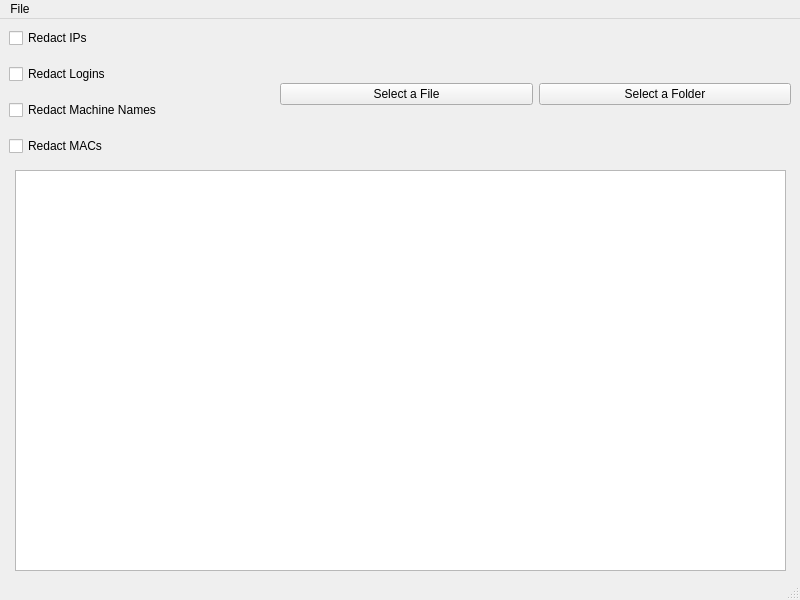
First picture: the form in mainWindow.ui, repository pydavem/Redacted, before the edit.
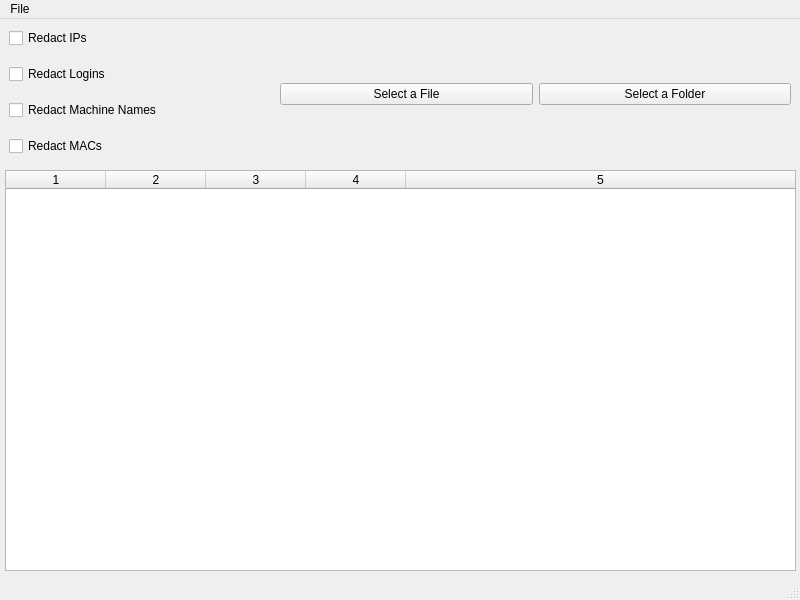
Second picture: the form after the edit.

Commit message: Starting to add a results pane, also fixed a login error in the MAC redacting

Patch:
```diff
--- a/mainWindow.ui
+++ b/mainWindow.ui
@@ -107,27 +107,32 @@
      </item>
     </layout>
    </widget>
-   <widget class="QListView" name="listView">
+   <widget class="QTableWidget" name="tableWidget_results">
     <property name="geometry">
      <rect>
-      <x>15</x>
+      <x>5</x>
       <y>151</y>
-      <width>771</width>
+      <width>791</width>
       <height>401</height>
      </rect>
     </property>
-    <property name="cursor" stdset="0">
-     <cursorShape>BlankCursor</cursorShape>
+    <property name="sortingEnabled">
+     <bool>true</bool>
     </property>
-    <property name="showDropIndicator" stdset="0">
-     <bool>false</bool>
+    <property name="columnCount">
+     <number>5</number>
     </property>
-    <property name="defaultDropAction">
-     <enum>Qt::IgnoreAction</enum>
-    </property>
-    <property name="selectionMode">
-     <enum>QAbstractItemView::NoSelection</enum>
-    </property>
+    <attribute name="horizontalHeaderCascadingSectionResizes">
+     <bool>true</bool>
+    </attribute>
+    <attribute name="horizontalHeaderStretchLastSection">
+     <bool>true</bool>
+    </attribute>
+    <column/>
+    <column/>
+    <column/>
+    <column/>
+    <column/>
    </widget>
   </widget>
   <widget class="QMenuBar" name="menubar">
```
The commit also changes 7 other files.
